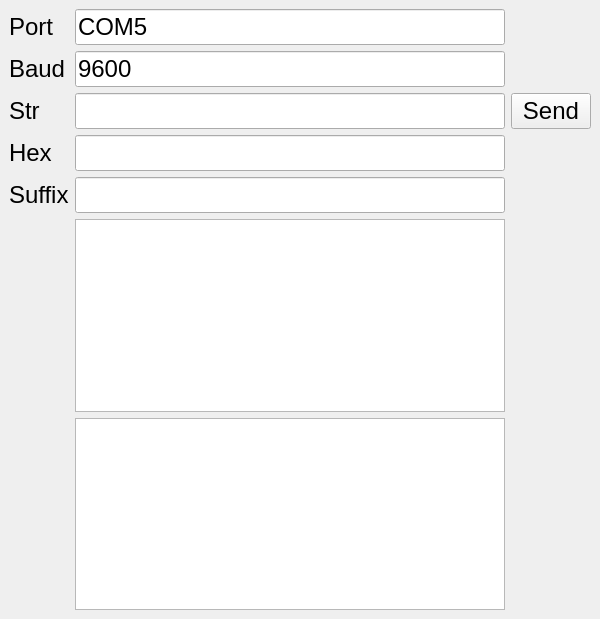
Old version of the form Terminal.ui in the repository salinsalins/TDKLambda.
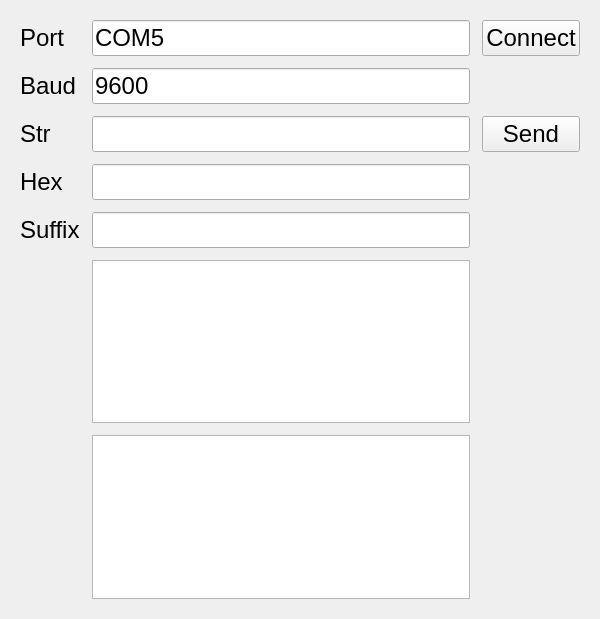
New version of the form. Icons and pictures are not drawn.

The edit to the form file:
```diff
--- a/Terminal.ui
+++ b/Terminal.ui
@@ -22,12 +22,6 @@
     <height>200</height>
    </size>
   </property>
-  <property name="maximumSize">
-   <size>
-    <width>600</width>
-    <height>800</height>
-   </size>
-  </property>
   <property name="baseSize">
    <size>
     <width>100</width>
@@ -54,8 +48,23 @@
     </sizepolicy>
    </property>
    <layout class="QVBoxLayout" name="verticalLayout">
+    <property name="leftMargin">
+     <number>20</number>
+    </property>
+    <property name="topMargin">
+     <number>20</number>
+    </property>
+    <property name="rightMargin">
+     <number>20</number>
+    </property>
+    <property name="bottomMargin">
+     <number>20</number>
+    </property>
     <item>
      <layout class="QGridLayout" name="gridLayout">
+      <property name="spacing">
+       <number>12</number>
+      </property>
       <item row="0" column="1">
        <widget class="QLineEdit" name="lineEdit">
         <property name="font">
@@ -197,6 +206,18 @@
         </property>
        </widget>
       </item>
+      <item row="0" column="2">
+       <widget class="QPushButton" name="pushButton_2">
+        <property name="font">
+         <font>
+          <pointsize>18</pointsize>
+         </font>
+        </property>
+        <property name="text">
+         <string>Connect</string>
+        </property>
+       </widget>
+      </item>
      </layout>
     </item>
    </layout>
```
